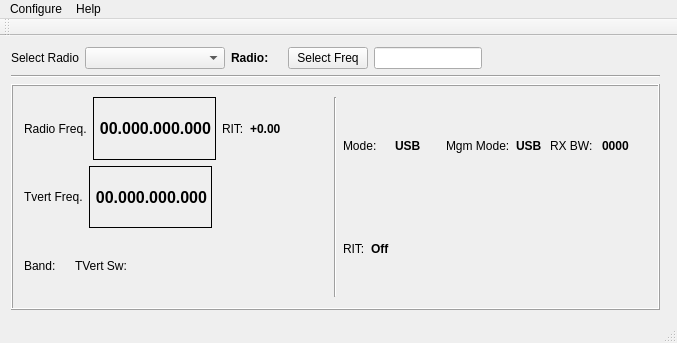
Old version of the form mqt/MqtRigControl/rigcontrolmainwindow.ui in the repository Rsclub22/Minos2-Mirror.
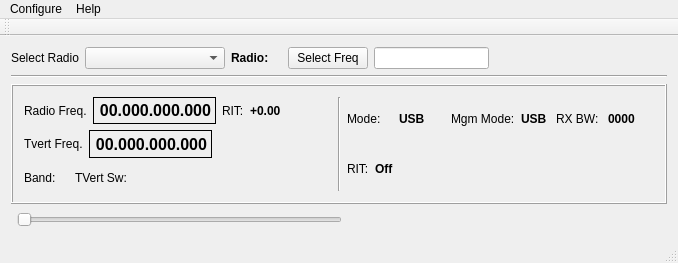
New version of the form.

What changed in the file:
```diff
--- a/mqt/MqtRigControl/rigcontrolmainwindow.ui
+++ b/mqt/MqtRigControl/rigcontrolmainwindow.ui
@@ -6,15 +6,15 @@
    <rect>
     <x>0</x>
     <y>0</y>
-    <width>677</width>
-    <height>343</height>
+    <width>678</width>
+    <height>263</height>
    </rect>
   </property>
   <property name="windowTitle">
    <string>Minos Rig Control</string>
   </property>
   <widget class="QWidget" name="centralWidget">
-   <layout class="QHBoxLayout" name="horizontalLayout_4">
+   <layout class="QVBoxLayout" name="verticalLayout_4">
     <item>
      <layout class="QVBoxLayout" name="verticalLayout_2">
       <item>
@@ -401,6 +401,8 @@
      </layout>
     </item>
     <item>
+     <layout class="QHBoxLayout" name="horizontalLayout_4">
+      <item>
      <widget class="QFrame" name="frame_2">
       <property name="frameShape">
        <enum>QFrame::StyledPanel</enum>
@@ -410,6 +412,28 @@
       </property>
      </widget>
     </item>
+      <item>
+       <widget class="QSlider" name="volSlider">
+        <property name="orientation">
+         <enum>Qt::Horizontal</enum>
+        </property>
+       </widget>
+      </item>
+      <item>
+       <spacer name="horizontalSpacer_6">
+        <property name="orientation">
+         <enum>Qt::Horizontal</enum>
+        </property>
+        <property name="sizeHint" stdset="0">
+         <size>
+          <width>40</width>
+          <height>20</height>
+         </size>
+        </property>
+       </spacer>
+      </item>
+     </layout>
+    </item>
    </layout>
   </widget>
   <widget class="QMenuBar" name="menuBar">
@@ -417,8 +441,8 @@
     <rect>
      <x>0</x>
      <y>0</y>
-     <width>677</width>
-     <height>25</height>
+     <width>678</width>
+     <height>21</height>
     </rect>
    </property>
    <widget class="QMenu" name="menuConfigure">
```
Lines whose indentation alone changed are shown as unchanged.
